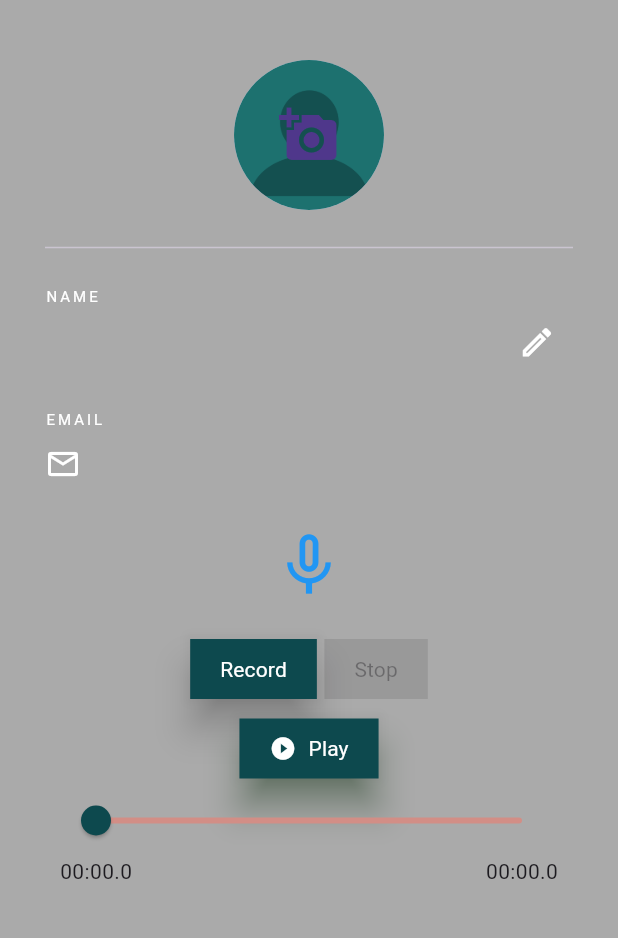
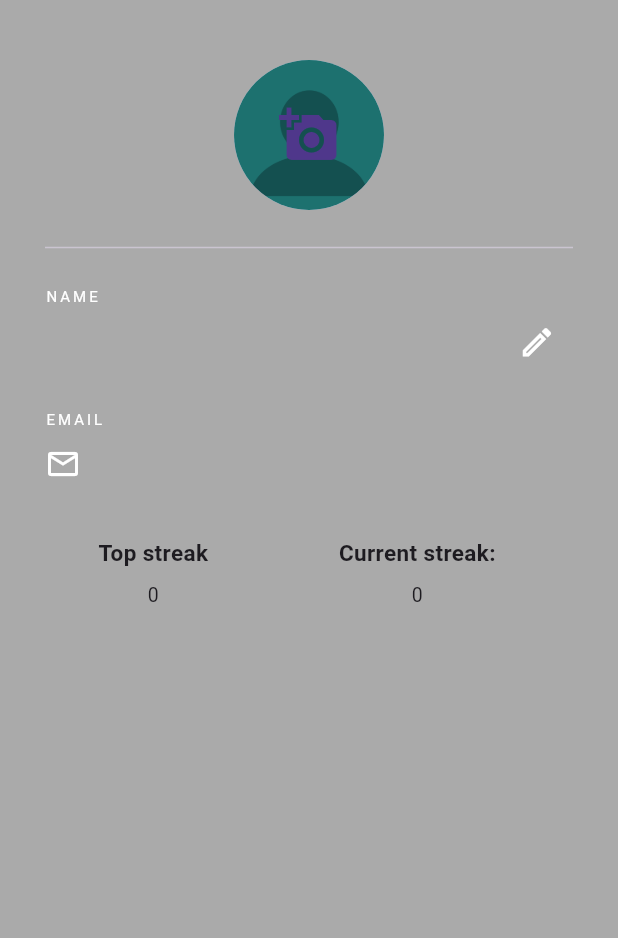
Before and after one commit to Bastian12321/HabitApp---project, a Flutter app: the ProfilePage screen opened by its route, on a phone screen of 412 x 824 dp, the part 84-1022 px from its top. Run offline on Flutter 3.47's test engine with Material 3 defaults, Android fonts, the light colour scheme and no system bars; our stand-ins replace cloud_firestore, firebase_auth, firebase_core, flutter_spinkit, image_picker, just_audio and 2 more; missing offline and left inert: record; accounts and stored records are empty; statements that could not run were skipped.

Commit message:
Profile page and Journal page fix

```diff
--- a/lib/pages/journal_page.dart
+++ b/lib/pages/journal_page.dart
@@ -1,6 +1,7 @@
 import 'package:flutter/material.dart';
 import 'package:habitapp/util/audio.dart';
-
+import 'package:habitapp/util/habitinterface.dart';
+import 'package:provider/provider.dart';
 
 class JournalPage extends StatefulWidget {
   const JournalPage({super.key});
@@ -10,8 +11,12 @@ class JournalPage extends StatefulWidget {
 }
 
 class _JournalPageState extends State <JournalPage> {
+  final TextEditingController _journalController = TextEditingController();
+  final TextEditingController _titleController = TextEditingController();
+
   @override
   Widget build(BuildContext context) {
+    final data = Provider.of<HabitUI>(context);
     return Scaffold(
       appBar: AppBar(
         title: const Text(
--- a/lib/pages/profile_page.dart
+++ b/lib/pages/profile_page.dart
@@ -3,10 +3,9 @@ import 'package:flutter/material.dart';
 import 'package:habitapp/models/appUser.dart';
 import 'package:habitapp/services/auth.dart';
 import 'package:habitapp/services/database.dart';
-import 'package:habitapp/util/audio.dart';
+import 'package:habitapp/util/habitinterface.dart';
 import 'package:habitapp/util/new_username.dart';
 import 'package:image_picker/image_picker.dart';
-import 'package:habitapp/pages/home_page.dart';
 import 'package:provider/provider.dart';
 
 class ProfilePage extends StatefulWidget {
@@ -114,6 +113,7 @@ class _ProfilePageState extends State<ProfilePage> {
 
   @override
   Widget build(BuildContext context) {
+    final data = Provider.of<HabitUI>(context);
     return Scaffold(
       appBar: AppBar(
         title: const Text(
@@ -208,7 +208,54 @@ class _ProfilePageState extends State<ProfilePage> {
               ],
             ),
             const SizedBox(height: 20,),
-            Audio(),
+            Row(
+              mainAxisAlignment: MainAxisAlignment.spaceAround,
+              children: [
+                Column(
+                mainAxisSize: MainAxisSize.min,
+                children: [
+                  const Text(
+                    'Top streak',
+                    style: TextStyle(
+                      fontWeight: FontWeight.bold,
+                      fontSize: 15.0,
+                    ),
+                  ),
+                  const SizedBox(height: 8.0),
+                  Text(
+                    '${data.streak}',
+                    style: const TextStyle(fontSize: 13.0),
+                  ),
+                ],
+                                ),
+
+              Container(
+                padding: const EdgeInsets.all(16.0),
+                decoration: BoxDecoration(
+                  borderRadius: BorderRadius.circular(8.0),
+                ),
+                child: Column(
+                  mainAxisSize: MainAxisSize.min,
+                  children: [
+                    const Text(
+                      'Current streak:',
+                      style: TextStyle(
+                        fontWeight: FontWeight.bold,
+                        fontSize: 15.0,
+                      ),
+                    ),
+                    const SizedBox(height: 8.0),
+                    Text(
+                      '${data.currentstreak}',
+                      style: const TextStyle(fontSize: 13.0),
+                    ),
+                  ],
+                ),
+
+                )
+
+              ],
+            ),
           ],
         ),
       ),
--- a/lib/util/audio.dart
+++ b/lib/util/audio.dart
@@ -173,7 +173,7 @@ class _AudioState extends State<Audio> {
                 ElevatedButton(
                   onPressed: _isRecording ? null : _startRecording,
                   style: ElevatedButton.styleFrom(
-                    shape: LinearBorder(),
+                    shape: const LinearBorder(),
                     elevation: 10,
                     backgroundColor: const Color(0xFF0D494E),
                     foregroundColor: Colors.white,
@@ -185,7 +185,7 @@ class _AudioState extends State<Audio> {
                 ElevatedButton(
                   onPressed: _isRecording ? _stopRecording : null,
                   style: ElevatedButton.styleFrom(
-                    shape: LinearBorder(),
+                    shape: const LinearBorder(),
                     elevation: 10,
                     backgroundColor: const Color(0xFF0D494E),
                     foregroundColor: Colors.white,
@@ -199,7 +199,7 @@ class _AudioState extends State<Audio> {
             ElevatedButton.icon(
               onPressed: !_isRecording ? (_isPlaying ? _pauseRecording : _playRecording) : null,
               style: ElevatedButton.styleFrom(
-                shape: LinearBorder(),
+                shape: const LinearBorder(),
                 shadowColor: Colors.green[900],
                 elevation: 10,
                 backgroundColor: const Color(0xFF0D494E),
```
